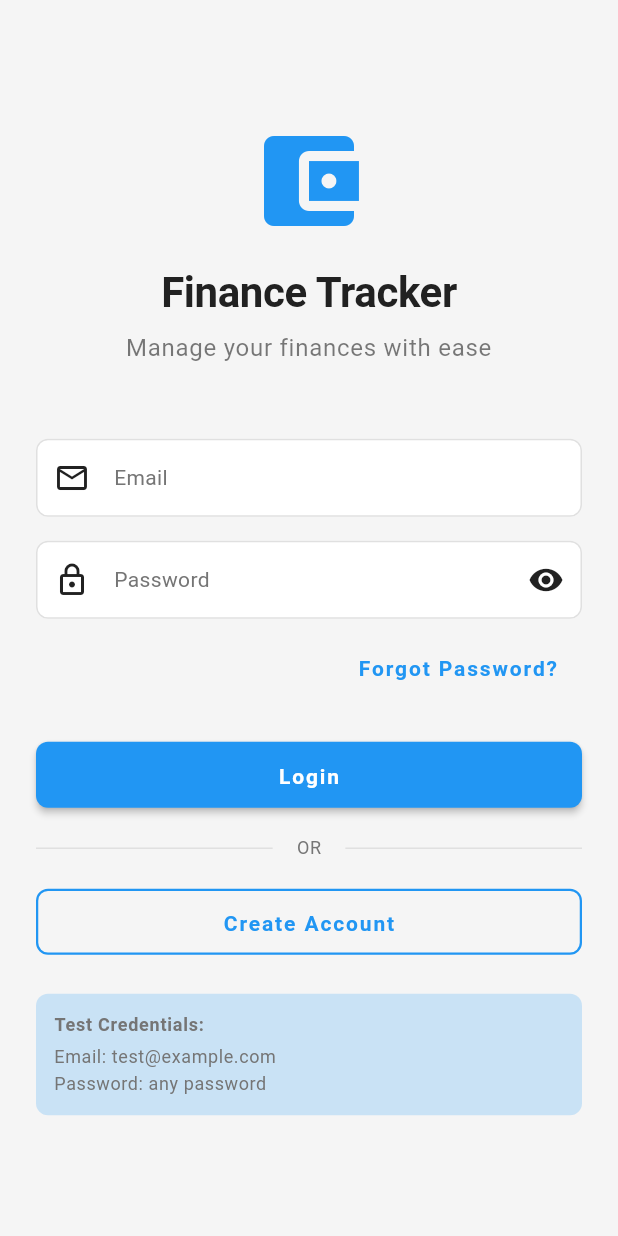
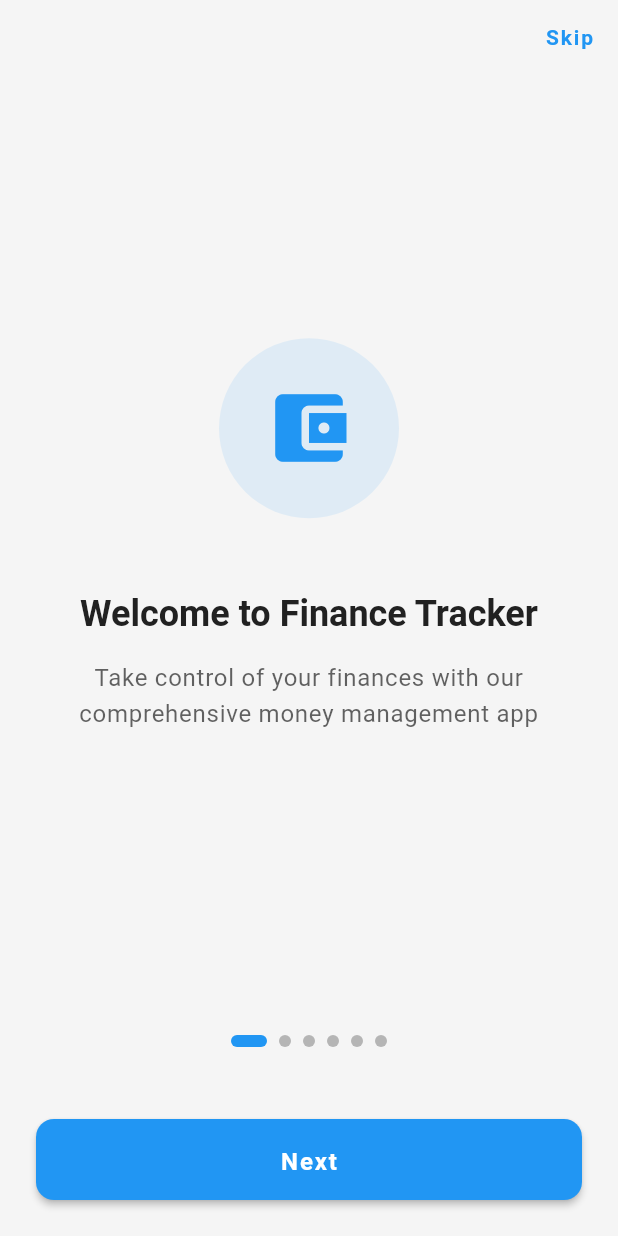
Before and after one commit to adrayandaleandrew/fintrack, a Flutter app: the screen it shows after launch, on a phone screen of 412 x 824 dp. Run offline on Flutter 3.47's test engine with Material 3 defaults, Android fonts, the phone set to English and light mode, and no system bars; our stand-ins replace bloc, connectivity_plus, dartz, dio, equatable, fl_chart and 8 more; accounts and stored records are empty.

Commit message:
add integration tests and onboarding flow - phase 10 at 75%

```diff
--- a/lib/app/router/app_router.dart
+++ b/lib/app/router/app_router.dart
@@ -3,6 +3,7 @@ import 'package:go_router/go_router.dart';
 import '../../features/auth/presentation/pages/login_page.dart';
 import '../../features/auth/presentation/pages/register_page.dart';
 import '../../features/auth/presentation/pages/splash_page.dart';
+import '../../features/onboarding/presentation/pages/onboarding_page.dart';
 import '../../features/categories/presentation/pages/category_list_page.dart';
 import '../../features/accounts/presentation/pages/account_list_page.dart';
 import '../../features/transactions/presentation/pages/transaction_list_page.dart';
@@ -38,6 +39,13 @@ class AppRouter {
           path: RoutePaths.splash,
           name: RouteNames.splash,
           builder: (context, state) => const SplashPage(),
+        ),
+
+        // ==================== Onboarding ====================
+        GoRoute(
+          path: '/onboarding',
+          name: 'onboarding',
+          builder: (context, state) => const OnboardingPage(),
         ),
 
         // ==================== Authentication ====================
--- /dev/null
+++ b/lib/features/onboarding/presentation/pages/onboarding_page.dart
@@ -0,0 +1,257 @@
+import 'package:flutter/material.dart';
+import 'package:go_router/go_router.dart';
+import 'package:shared_preferences/shared_preferences.dart';
+
+/// Onboarding page for first-time users
+///
+/// Shows app features and benefits with swipeable pages
+class OnboardingPage extends StatefulWidget {
+  const OnboardingPage({super.key});
+
+  @override
+  State<OnboardingPage> createState() => _OnboardingPageState();
+}
+
+class _OnboardingPageState extends State<OnboardingPage> {
+  final PageController _pageController = PageController();
+  int _currentPage = 0;
+
+  final List<OnboardingContent> _pages = [
+    OnboardingContent(
+      title: 'Welcome to Finance Tracker',
+      description:
+          'Take control of your finances with our comprehensive money management app',
+      icon: Icons.account_balance_wallet,
+      color: Colors.blue,
+    ),
+    OnboardingContent(
+      title: 'Track Your Transactions',
+      description:
+          'Easily record income, expenses, and transfers with detailed categorization',
+      icon: Icons.receipt_long,
+      color: Colors.green,
+    ),
+    OnboardingContent(
+      title: 'Manage Multiple Accounts',
+      description:
+          'Keep track of bank accounts, cash, credit cards, and investments all in one place',
+      icon: Icons.account_balance,
+      color: Colors.orange,
+    ),
+    OnboardingContent(
+      title: 'Set Budgets & Goals',
+      description:
+          'Create budgets for different categories and get alerts when you\'re approaching limits',
+      icon: Icons.pie_chart,
+      color: Colors.purple,
+    ),
+    OnboardingContent(
+      title: 'Visualize Your Spending',
+      description:
+          'Beautiful charts and reports help you understand your financial habits',
+      icon: Icons.insights,
+      color: Colors.teal,
+    ),
+    OnboardingContent(
+      title: 'Multi-Currency Support',
+      description:
+          'Handle transactions in multiple currencies with automatic conversion',
+      icon: Icons.currency_exchange,
+      color: Colors.indigo,
+    ),
+  ];
+
+  @override
+  void dispose() {
+    _pageController.dispose();
+    super.dispose();
+  }
+
+  void _onPageChanged(int page) {
+    setState(() {
+      _currentPage = page;
+    });
+  }
+
+  Future<void> _completeOnboarding() async {
+    final prefs = await SharedPreferences.getInstance();
+    await prefs.setBool('onboarding_completed', true);
+
+    if (mounted) {
+      context.go('/login');
+    }
+  }
+
+  void _skip() {
+    _completeOnboarding();
+  }
+
+  void _next() {
+    if (_currentPage < _pages.length - 1) {
+      _pageController.nextPage(
+        duration: const Duration(milliseconds: 300),
+        curve: Curves.easeInOut,
+      );
+    } else {
+      _completeOnboarding();
+    }
+  }
+
+  @override
+  Widget build(BuildContext context) {
+    return Scaffold(
+      body: SafeArea(
+        child: Column(
+          children: [
+            // Skip button
+            Align(
+              alignment: Alignment.topRight,
+              child: TextButton(
+                onPressed: _skip,
+                child: const Text('Skip'),
+              ),
+            ),
+
+            // Page content
+            Expanded(
+              child: PageView.builder(
+                controller: _pageController,
+                onPageChanged: _onPageChanged,
+                itemCount: _pages.length,
+                itemBuilder: (context, index) {
+                  return _OnboardingPageContent(content: _pages[index]);
+                },
+              ),
+            ),
+
+            // Page indicators
+            Padding(
+              padding: const EdgeInsets.symmetric(vertical: 24),
+              child: Row(
+                mainAxisAlignment: MainAxisAlignment.center,
+                children: List.generate(
+                  _pages.length,
+                  (index) => Container(
+                    margin: const EdgeInsets.symmetric(horizontal: 4),
+                    width: _currentPage == index ? 24 : 8,
+                    height: 8,
+                    decoration: BoxDecoration(
+                      color: _currentPage == index
+                          ? Theme.of(context).colorScheme.primary
+                          : Theme.of(context)
+                              .colorScheme
+                              .onSurface
+                              .withOpacity(0.3),
+                      borderRadius: BorderRadius.circular(4),
+                    ),
+                  ),
+                ),
+              ),
+            ),
+
+            // Next/Get Started button
+            Padding(
+              padding: const EdgeInsets.all(24),
+              child: SizedBox(
+                width: double.infinity,
+                child: ElevatedButton(
+                  onPressed: _next,
+                  style: ElevatedButton.styleFrom(
+                    padding: const EdgeInsets.symmetric(vertical: 16),
+                    shape: RoundedRectangleBorder(
+                      borderRadius: BorderRadius.circular(12),
+                    ),
+                  ),
+                  child: Text(
+                    _currentPage == _pages.length - 1
+                        ? 'Get Started'
+                        : 'Next',
+                    style: const TextStyle(
+                      fontSize: 16,
+                      fontWeight: FontWeight.w600,
+                    ),
+                  ),
+                ),
+              ),
+            ),
+          ],
+        ),
+      ),
+    );
+  }
+}
+
+/// Content for a single onboarding page
+class _OnboardingPageContent extends StatelessWidget {
+  final OnboardingContent content;
+
+  const _OnboardingPageContent({required this.content});
+
+  @override
+  Widget build(BuildContext context) {
+    return Padding(
+      padding: const EdgeInsets.all(40),
+      child: Column(
+        mainAxisAlignment: MainAxisAlignment.center,
+        children: [
+          // Icon
+          Container(
+            width: 120,
+            height: 120,
+            decoration: BoxDecoration(
+              color: content.color.withOpacity(0.1),
+              shape: BoxShape.circle,
+            ),
+            child: Icon(
+              content.icon,
+              size: 60,
+              color: content.color,
+            ),
+          ),
+
+          const SizedBox(height: 48),
+
+          // Title
+          Text(
+            content.title,
+            style: Theme.of(context).textTheme.headlineMedium?.copyWith(
+                  fontWeight: FontWeight.bold,
+                  color: Theme.of(context).colorScheme.onSurface,
+                ),
+            textAlign: TextAlign.center,
+          ),
+
+          const SizedBox(height: 16),
+
+          // Description
+          Text(
+            content.description,
+            style: Theme.of(context).textTheme.bodyLarge?.copyWith(
+                  color: Theme.of(context)
+                      .colorScheme
+                      .onSurface
+                      .withOpacity(0.7),
+                  height: 1.5,
+                ),
+            textAlign: TextAlign.center,
+          ),
+        ],
+      ),
+    );
+  }
+}
+
+/// Model for onboarding page content
+class OnboardingContent {
+  final String title;
+  final String description;
+  final IconData icon;
+  final Color color;
+
+  OnboardingContent({
+    required this.title,
+    required this.description,
+    required this.icon,
+    required this.color,
+  });
+}
```
Also changed, not shown: lib/features/auth/presentation/pages/splash_page.dart (+18 -2 lines), 1 other file.
